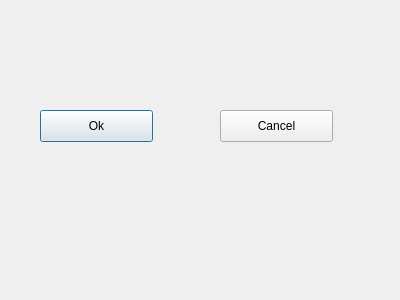
This is nclient.ui in mariamko25/ProjetQT as Qt 5 draws it before an edit. The edited form follows.
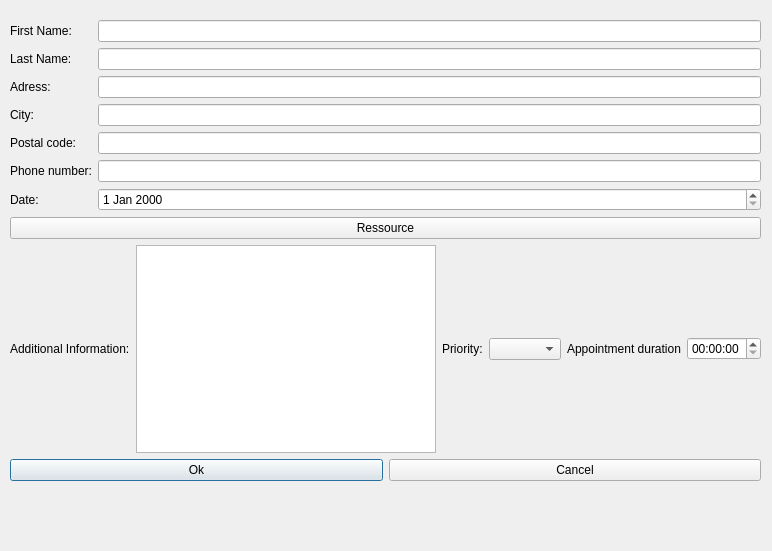
This is the edited form.

What changed in the file:
```diff
--- a/nclient.ui
+++ b/nclient.ui
@@ -6,39 +6,185 @@
    <rect>
     <x>0</x>
     <y>0</y>
-    <width>400</width>
-    <height>300</height>
+    <width>772</width>
+    <height>551</height>
    </rect>
   </property>
   <property name="windowTitle">
    <string>Dialog</string>
   </property>
-  <widget class="QPushButton" name="Ok">
+  <widget class="QWidget" name="gridLayoutWidget">
    <property name="geometry">
     <rect>
-     <x>40</x>
-     <y>110</y>
-     <width>113</width>
-     <height>32</height>
+     <x>10</x>
+     <y>20</y>
+     <width>751</width>
+     <height>461</height>
     </rect>
    </property>
-   <property name="text">
-    <string>Ok</string>
-   </property>
+   <layout class="QGridLayout" name="gridLayout_2">
+    <item row="1" column="0">
+     <layout class="QFormLayout" name="formLayout">
+      <item row="0" column="0">
+       <widget class="QLabel" name="FnameLabel">
+        <property name="text">
+         <string>First Name:</string>
+        </property>
+       </widget>
+      </item>
+      <item row="0" column="1">
+       <widget class="QLineEdit" name="FirstName"/>
+      </item>
+      <item row="1" column="0">
+       <widget class="QLabel" name="LnameLabel">
+        <property name="text">
+         <string>Last Name:</string>
+        </property>
+       </widget>
+      </item>
+      <item row="1" column="1">
+       <widget class="QLineEdit" name="LastName"/>
+      </item>
+      <item row="3" column="0">
+       <widget class="QLabel" name="AddressLabel">
+        <property name="text">
+         <string>Adress:</string>
+        </property>
+       </widget>
+      </item>
+      <item row="3" column="1">
+       <widget class="QLineEdit" name="Adress"/>
+      </item>
+      <item row="4" column="0">
+       <widget class="QLabel" name="CityLabel">
+        <property name="text">
+         <string>City:</string>
+        </property>
+       </widget>
+      </item>
+      <item row="4" column="1">
+       <widget class="QLineEdit" name="City"/>
+      </item>
+      <item row="5" column="0">
+       <widget class="QLabel" name="PostalCodeLabel">
+        <property name="text">
+         <string>Postal code:</string>
+        </property>
+       </widget>
+      </item>
+      <item row="5" column="1">
+       <widget class="QLineEdit" name="PostalCode"/>
+      </item>
+      <item row="7" column="0">
+       <widget class="QLabel" name="PhoneNumberLabel">
+        <property name="text">
+         <string>Phone number:</string>
+        </property>
+       </widget>
+      </item>
+      <item row="7" column="1">
+       <widget class="QLineEdit" name="PhoneNumber"/>
+      </item>
+      <item row="8" column="1">
+       <layout class="QHBoxLayout" name="horizontalLayout_3">
+        <item>
+         <widget class="QDateEdit" name="AppointmentDate"/>
+        </item>
+       </layout>
+      </item>
+      <item row="8" column="0">
+       <widget class="QLabel" name="AppointmentDateLabel">
+        <property name="text">
+         <string>Date:</string>
+        </property>
+       </widget>
+      </item>
+     </layout>
+    </item>
+    <item row="3" column="0">
+     <layout class="QHBoxLayout" name="horizontalLayout_7">
+      <item>
+       <layout class="QVBoxLayout" name="verticalLayout">
+        <item>
+         <layout class="QHBoxLayout" name="horizontalLayout_4">
+          <item>
+           <widget class="QLabel" name="AdditionalInformationLabel">
+            <property name="text">
+             <string>Additional Information:</string>
+            </property>
+           </widget>
+          </item>
+          <item>
+           <widget class="QTextEdit" name="AdditionalInformation"/>
+          </item>
+         </layout>
+        </item>
+       </layout>
+      </item>
+      <item>
+       <layout class="QHBoxLayout" name="horizontalLayout_6">
+        <item>
+         <layout class="QHBoxLayout" name="horizontalLayout_2">
+          <item>
+           <widget class="QLabel" name="PriorityLabel">
+            <property name="text">
+             <string>Priority:</string>
+            </property>
+           </widget>
+          </item>
+          <item>
+           <widget class="QComboBox" name="Priority"/>
+          </item>
+          <item>
+           <layout class="QHBoxLayout" name="horizontalLayout_5">
+            <item>
+             <widget class="QLabel" name="AppointmentDurationLabel">
+              <property name="text">
+               <string>Appointment duration</string>
+              </property>
+             </widget>
+            </item>
+            <item>
+             <widget class="QTimeEdit" name="AppointmentDuration"/>
+            </item>
+           </layout>
+          </item>
+         </layout>
+        </item>
+       </layout>
+      </item>
+     </layout>
+    </item>
+    <item row="4" column="0">
+     <layout class="QHBoxLayout" name="horizontalLayout">
+      <item>
+       <widget class="QPushButton" name="Ok">
+        <property name="text">
+         <string>Ok</string>
+        </property>
+       </widget>
+      </item>
+      <item>
+       <widget class="QPushButton" name="Cancel">
+        <property name="text">
+         <string>Cancel</string>
+        </property>
+       </widget>
+      </item>
+     </layout>
+    </item>
+    <item row="2" column="0">
+     <widget class="QPushButton" name="Ressource">
+      <property name="text">
+       <string>Ressource</string>
+      </property>
+     </widget>
+    </item>
+   </layout>
   </widget>
-  <widget class="QPushButton" name="Cancel">
-   <property name="geometry">
-    <rect>
-     <x>220</x>
-     <y>110</y>
-     <width>113</width>
-     <height>32</height>
-    </rect>
-   </property>
-   <property name="text">
-    <string>Cancel</string>
-   </property>
-  </widget>
+  <zorder>gridLayoutWidget</zorder>
+  <zorder></zorder>
+  <zorder>Ok</zorder>
  </widget>
  <resources/>
  <connections/>
```
